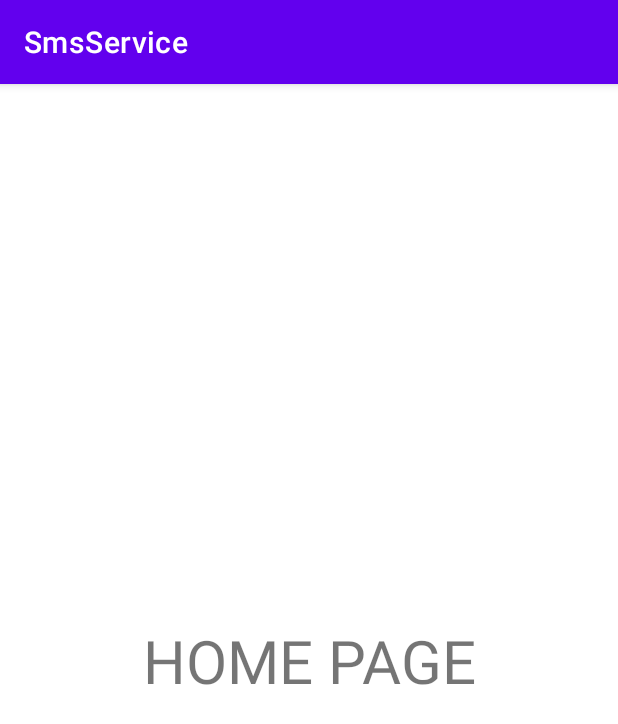
After one commit to 4sitive/4sitive-android, an Android app: the HomeActivity screen opened directly, with no data from a screen before it, on a phone screen of 412 x 824 dp. The commit adds this screen. Shown: the top 724 px of the screen. Run offline under Robolectric (Android 15) with nearby library versions, the phone set to English and light mode, and no system bars; our stand-ins replace Dagger/Hilt's generated code, data binding; 2 statements that could not run were skipped.

```diff
--- a/app/src/main/java/org/positive/sms/common/SingleLiveEvent.kt
+++ b/app/src/main/java/org/positive/sms/common/SingleLiveEvent.kt
@@ -10,7 +10,7 @@ class SingleLiveEvent<T> : MutableLiveData<T>() {
 
     private val pendingValue = AtomicBoolean(false)
 
-    override fun setValue(value: T) {
+    override fun setValue(value: T?) {
         pendingValue.set(true)
         super.setValue(value)
     }
--- a/app/src/main/java/org/positive/sms/data/model/AuthDto.kt
+++ b/app/src/main/java/org/positive/sms/data/model/AuthDto.kt
@@ -12,7 +12,6 @@ data class PostOauthAuthorizationCodeResponse(
 ) {
 
     companion object {
-
         fun PostOauthAuthorizationCodeResponse.toAuthToken(): AuthToken = AuthToken(
             accessToken = accessToken,
             refreshToken = refreshToken,
--- a/app/src/main/java/org/positive/sms/data/pref/AppSharedPreferenceImpl.kt
+++ b/app/src/main/java/org/positive/sms/data/pref/AppSharedPreferenceImpl.kt
@@ -46,7 +46,6 @@ class AppSharedPreferenceImpl @Inject constructor(
     )
 
     companion object {
-
         private const val AUTH_TOKEN_DATA_STORE_NAME = BuildConfig.APPLICATION_ID + "_data_store"
     }
 }
--- a/app/src/main/java/org/positive/sms/data/repository/ImageRepositoryImpl.kt
+++ b/app/src/main/java/org/positive/sms/data/repository/ImageRepositoryImpl.kt
@@ -43,9 +43,7 @@ class ImageRepositoryImpl @Inject constructor(
     }
 
     companion object {
-
         private val imagePngMediaType: MediaType = "image/png".toMediaType()
-
         private val dateFormat = SimpleDateFormat("yyyyMMddHHmm'.png'", Locale.KOREA)
     }
 }
--- a/app/src/main/java/org/positive/sms/presentation/base/BaseViewModel.kt
+++ b/app/src/main/java/org/positive/sms/presentation/base/BaseViewModel.kt
@@ -20,6 +20,6 @@ abstract class BaseViewModel constructor(
     val showErrorMessageEvent: LiveData<String> = _showErrorMessageEvent
 
     protected fun showErrorMessage(message: String) {
-        _showErrorMessageEvent.setValue(message)
+        _showErrorMessageEvent.value = message
     }
 }
--- /dev/null
+++ b/app/src/main/java/org/positive/sms/presentation/home/HomeActivity.kt
@@ -0,0 +1,17 @@
+package org.positive.sms.presentation.home
+
+import android.content.Context
+import dagger.hilt.android.AndroidEntryPoint
+import org.positive.sms.R
+import org.positive.sms.databinding.ActivityStartBinding
+import org.positive.sms.extension.startOnTop
+import org.positive.sms.presentation.base.BaseActivity
+import org.positive.sms.presentation.login.LoginActivity
+
+@AndroidEntryPoint
+class HomeActivity : BaseActivity<ActivityStartBinding>(R.layout.activity_home) {
+
+    companion object {
+        fun startOnTop(context: Context) = context.startOnTop<HomeActivity>()
+    }
+}
--- a/app/src/main/java/org/positive/sms/presentation/login/LoginActivity.kt
+++ b/app/src/main/java/org/positive/sms/presentation/login/LoginActivity.kt
@@ -1,5 +1,6 @@
 package org.positive.sms.presentation.login
 
+import android.content.Context
 import android.net.Uri
 import android.os.Bundle
 import dagger.hilt.android.AndroidEntryPoint
@@ -7,6 +8,7 @@ import org.positive.sms.BuildConfig
 import org.positive.sms.R
 import org.positive.sms.common.PsConstants
 import org.positive.sms.databinding.ActivityLoginBinding
+import org.positive.sms.extension.startOnTop
 import org.positive.sms.presentation.base.BaseActivity
 
 @AndroidEntryPoint
@@ -26,4 +28,8 @@ class LoginActivity : BaseActivity<ActivityLoginBinding>(R.layout.activity_login
             .build()
         binding.loginWebView.loadUrl(url.toString())
     }
+
+    companion object {
+        fun startOnTop(context: Context) = context.startOnTop<LoginActivity>()
+    }
 }
--- a/app/src/main/java/org/positive/sms/presentation/main/MainActivity.kt
+++ b/app/src/main/java/org/positive/sms/presentation/main/MainActivity.kt
@@ -57,7 +57,6 @@ class MainActivity : BaseActivity<ActivityMainBinding>(R.layout.activity_main) {
     }
 
     companion object {
-
         fun startOnTop(context: Context) = context.startOnTop<MainActivity>()
     }
 }
--- /dev/null
+++ b/app/src/main/res/layout/activity_home.xml
@@ -0,0 +1,21 @@
+<?xml version="1.0" encoding="utf-8"?>
+<layout xmlns:android="http://schemas.android.com/apk/res/android"
+	xmlns:app="http://schemas.android.com/apk/res-auto">
+
+	<androidx.constraintlayout.widget.ConstraintLayout
+		android:layout_width="match_parent"
+		android:layout_height="match_parent">
+
+		<TextView
+			android:id="@+id/title"
+			android:layout_width="wrap_content"
+			android:layout_height="wrap_content"
+			android:text="HOME PAGE"
+			android:textSize="40dp"
+			app:layout_constraintBottom_toBottomOf="parent"
+			app:layout_constraintEnd_toEndOf="parent"
+			app:layout_constraintStart_toStartOf="parent"
+			app:layout_constraintTop_toTopOf="parent" />
+
+	</androidx.constraintlayout.widget.ConstraintLayout>
+</layout>
```
Also changed, not shown: app/src/main/AndroidManifest.xml (+5 -3 lines), app/src/main/java/org/positive/sms/presentation/base/subscope/CompletableSubscriber.kt (+8 -1 lines), app/src/main/java/org/positive/sms/presentation/base/subscope/MaybeSubscriber.kt (+7 -0 lines), app/src/main/java/org/positive/sms/presentation/base/subscope/SingleSubscriber.kt (+7 -0 lines), app/src/main/java/org/positive/sms/presentation/home/HomeViewModel.kt (added, +8 -0 lines), app/src/main/java/org/positive/sms/presentation/start/StartActivity.kt (added, +28 -0 lines), app/src/main/java/org/positive/sms/presentation/start/StartViewModel.kt (added, +32 -0 lines), app/src/main/res/layout/activity_start.xml (added, +31 -0 lines).
